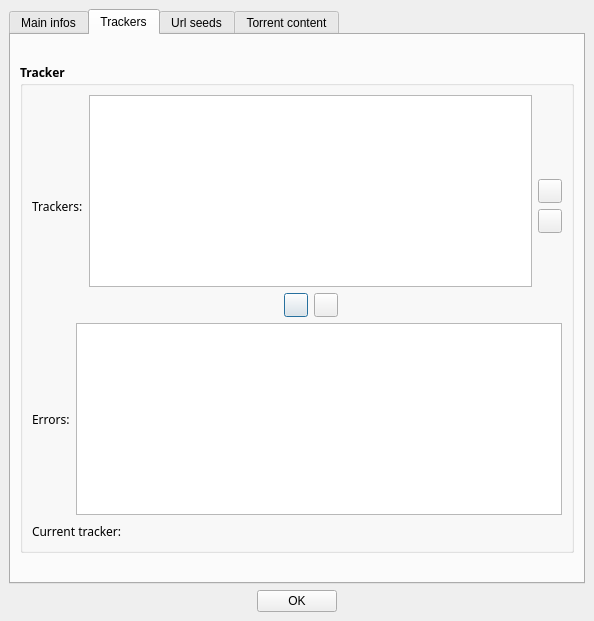
Qt form src/properties.ui (qbittorrent/qBittorrent) before a commit.
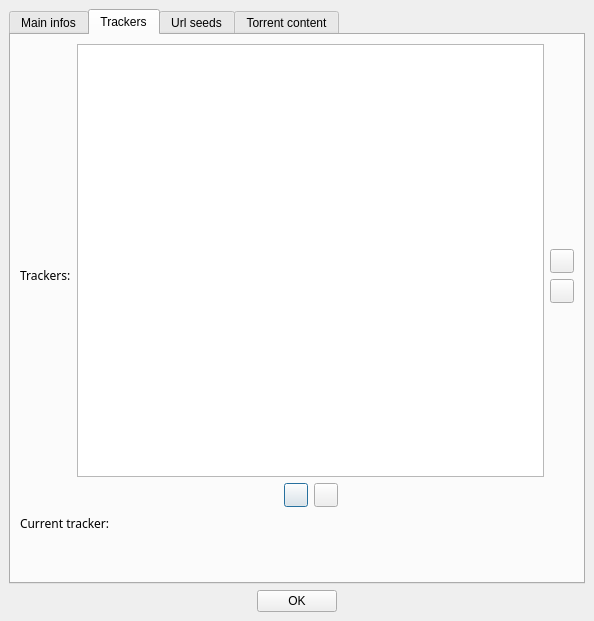
The same form after that commit. The open tabs and pages were chosen to show the change.

```diff
--- a/src/properties.ui
+++ b/src/properties.ui
@@ -569,84 +569,24 @@
       </layout>
      </widget>
      <widget class="QWidget" name="tab_2" >
+      <property name="geometry" >
+       <rect>
+        <x>0</x>
+        <y>0</y>
+        <width>572</width>
+        <height>539</height>
+       </rect>
+      </property>
       <attribute name="title" >
        <string>Trackers</string>
       </attribute>
       <layout class="QVBoxLayout" >
-       <property name="spacing" >
-        <number>6</number>
-       </property>
-       <property name="leftMargin" >
-        <number>9</number>
-       </property>
-       <property name="topMargin" >
-        <number>9</number>
-       </property>
-       <property name="rightMargin" >
-        <number>9</number>
-       </property>
-       <property name="bottomMargin" >
-        <number>9</number>
-       </property>
-       <item>
-        <widget class="QGroupBox" name="groupBox_2" >
-         <property name="sizePolicy" >
-          <sizepolicy vsizetype="Fixed" hsizetype="Expanding" >
-           <horstretch>0</horstretch>
-           <verstretch>0</verstretch>
-          </sizepolicy>
-         </property>
-         <property name="minimumSize" >
-          <size>
-           <width>0</width>
-           <height>170</height>
-          </size>
-         </property>
-         <property name="font" >
-          <font>
-           <family>Sans Serif</family>
-           <pointsize>9</pointsize>
-           <weight>75</weight>
-           <italic>false</italic>
-           <bold>true</bold>
-           <underline>false</underline>
-           <strikeout>false</strikeout>
-          </font>
-         </property>
-         <property name="title" >
-          <string>Tracker</string>
-         </property>
-         <layout class="QVBoxLayout" >
-          <property name="spacing" >
-           <number>6</number>
-          </property>
-          <property name="leftMargin" >
-           <number>9</number>
-          </property>
-          <property name="topMargin" >
-           <number>9</number>
-          </property>
-          <property name="rightMargin" >
-           <number>9</number>
-          </property>
-          <property name="bottomMargin" >
-           <number>9</number>
-          </property>
           <item>
            <layout class="QHBoxLayout" >
             <property name="spacing" >
              <number>6</number>
             </property>
-            <property name="leftMargin" >
-             <number>0</number>
-            </property>
-            <property name="topMargin" >
-             <number>0</number>
-            </property>
-            <property name="rightMargin" >
-             <number>0</number>
-            </property>
-            <property name="bottomMargin" >
+         <property name="margin" >
              <number>0</number>
             </property>
             <item>
@@ -687,7 +627,7 @@
               <item>
                <widget class="QListWidget" name="trackersURLS" >
                 <property name="sizePolicy" >
-                 <sizepolicy vsizetype="Fixed" hsizetype="Expanding" >
+              <sizepolicy vsizetype="Expanding" hsizetype="Expanding" >
                   <horstretch>0</horstretch>
                   <verstretch>0</verstretch>
                  </sizepolicy>
@@ -869,60 +809,7 @@
             <property name="spacing" >
              <number>6</number>
             </property>
-            <property name="leftMargin" >
-             <number>0</number>
-            </property>
-            <property name="topMargin" >
-             <number>0</number>
-            </property>
-            <property name="rightMargin" >
-             <number>0</number>
-            </property>
-            <property name="bottomMargin" >
-             <number>0</number>
-            </property>
-            <item>
-             <widget class="QLabel" name="label_10" >
-              <property name="font" >
-               <font>
-                <family>Sans Serif</family>
-                <pointsize>9</pointsize>
-                <weight>50</weight>
-                <italic>false</italic>
-                <bold>false</bold>
-                <underline>false</underline>
-                <strikeout>false</strikeout>
-               </font>
-              </property>
-              <property name="text" >
-               <string>Errors:</string>
-              </property>
-             </widget>
-            </item>
-            <item>
-             <widget class="QTextBrowser" name="trackerErrors" >
-              <property name="lineWrapMode" >
-               <enum>QTextEdit::NoWrap</enum>
-              </property>
-             </widget>
-            </item>
-           </layout>
-          </item>
-          <item>
-           <layout class="QHBoxLayout" >
-            <property name="spacing" >
-             <number>6</number>
-            </property>
-            <property name="leftMargin" >
-             <number>0</number>
-            </property>
-            <property name="topMargin" >
-             <number>0</number>
-            </property>
-            <property name="rightMargin" >
-             <number>0</number>
-            </property>
-            <property name="bottomMargin" >
+         <property name="margin" >
              <number>0</number>
             </property>
             <item>
@@ -977,8 +864,21 @@
             </item>
            </layout>
           </item>
-         </layout>
-        </widget>
+       <item>
+        <spacer>
+         <property name="orientation" >
+          <enum>Qt::Vertical</enum>
+         </property>
+         <property name="sizeType" >
+          <enum>QSizePolicy::Minimum</enum>
+         </property>
+         <property name="sizeHint" stdset="0" >
+          <size>
+           <width>20</width>
+           <height>40</height>
+          </size>
+         </property>
+        </spacer>
        </item>
       </layout>
      </widget>
@@ -1194,16 +1094,7 @@
      <property name="spacing" >
       <number>6</number>
      </property>
-     <property name="leftMargin" >
-      <number>0</number>
-     </property>
-     <property name="topMargin" >
-      <number>0</number>
-     </property>
-     <property name="rightMargin" >
-      <number>0</number>
-     </property>
-     <property name="bottomMargin" >
+     <property name="margin" >
       <number>0</number>
      </property>
      <item>
@@ -1211,7 +1102,7 @@
        <property name="orientation" >
         <enum>Qt::Horizontal</enum>
        </property>
-       <property name="sizeHint" >
+       <property name="sizeHint" stdset="0" >
         <size>
          <width>40</width>
          <height>20</height>
@@ -1231,7 +1122,7 @@
        <property name="orientation" >
         <enum>Qt::Horizontal</enum>
        </property>
-       <property name="sizeHint" >
+       <property name="sizeHint" stdset="0" >
         <size>
          <width>40</width>
          <height>20</height>
```
Left out of the diff: 212 changed lines with no effect on the pictures. Lines whose indentation alone changed are shown as unchanged.
